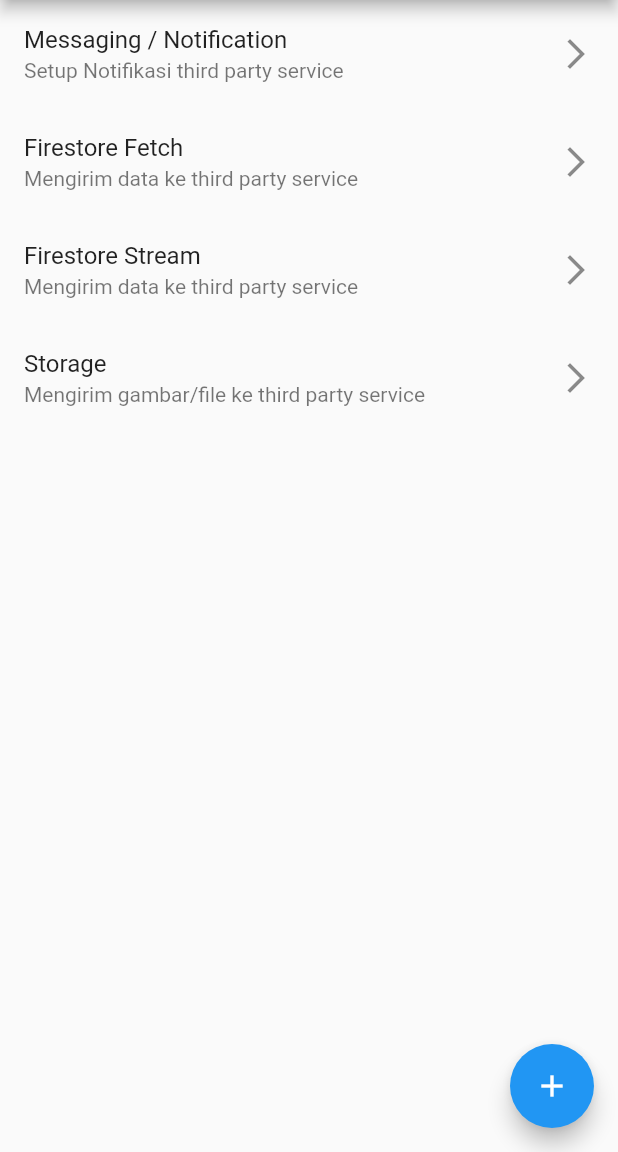
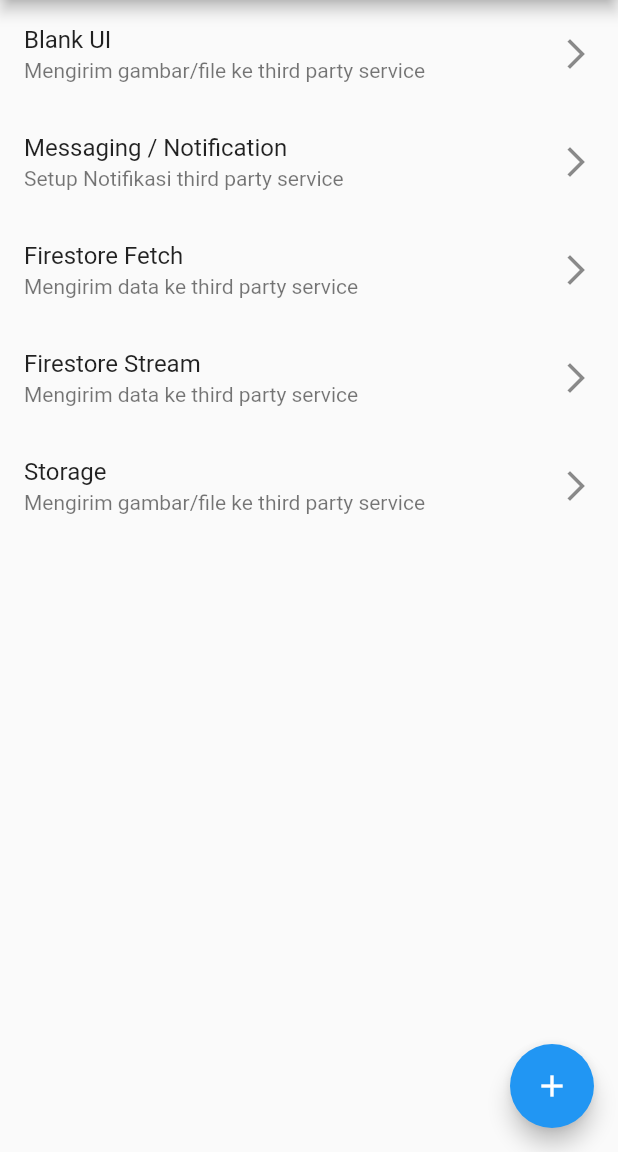
Before and after one commit to hamamulfz/edspert-firebase, a Flutter app: the screen it shows after launch, on a phone screen of 412 x 824 dp, the part 84-1236 px from its top. Run offline on Flutter 3.47's test engine with Material 2 defaults, Android fonts, the phone set to English and light mode, and no system bars; our stand-ins replace cloud_firestore, firebase_core, firebase_messaging, firebase_storage, flutter_local_notifications, get and 1 more; missing offline and left inert: new_package; accounts and stored records are empty.

```diff
--- a/lib/app.dart
+++ b/lib/app.dart
@@ -2,9 +2,13 @@ import 'package:firebase/app/modules/firestore/views/firestore_fetch.dart';
 import 'package:firebase/app/modules/firestore/views/firestore_stream.dart';
 import 'package:firebase/app/modules/firestore/views/firestore_view.dart';
 import 'package:firebase/app/modules/push_notif/views/push_notif_view.dart';
-import 'package:firebase/app/modules/storage/views/storage_view.dart';
+
 import 'package:flutter/material.dart';
 import 'package:get/get.dart';
+import 'package:new_package/new_package.dart';
+
+import 'app/modules/app_module/custom_method_blank_ui.dart';
+import 'app/modules/app_module/ourside_widget.dart';
 
 class MyApp extends StatelessWidget {
   const MyApp({super.key});
@@ -83,6 +87,19 @@ class _MyHomePageState extends State<MyHomePage> {
         child: Column(
           children: [
             ListTile(
+              title: Text("Blank UI"),
+              subtitle: Text("Mengirim gambar/file ke third party service"),
+              trailing: Icon(Icons.arrow_forward_ios),
+              onTap: () {
+                Get.to(
+                  BlankUI(),
+                  // CustomMethodBlankUI()
+                  // OutsideWidgetCall(),
+                  // binding: Bul
+                );
+              },
+            ),
+            ListTile(
               title: Text("Messaging / Notification"),
               subtitle: Text("Setup Notifikasi third party service"),
               trailing: Icon(Icons.arrow_forward_ios),
@@ -121,11 +138,11 @@ class _MyHomePageState extends State<MyHomePage> {
               trailing: Icon(Icons.arrow_forward_ios),
               onTap: () {
                 Get.to(
-                  StorageView(),
+                  FirestoreStream(),
                   // binding: Bul
                 );
               },
-            )
+            ),
           ],
         ),
       ),
--- /dev/null
+++ b/lib/app/modules/app_module/custom_method_blank_ui.dart
@@ -0,0 +1,21 @@
+import 'package:flutter/material.dart';
+import 'package:flutter/src/widgets/container.dart';
+import 'package:flutter/src/widgets/framework.dart';
+import 'package:new_package/blank_ui.dart';
+
+class CustomMethodBlankUI extends BlankUI {
+  CustomMethodBlankUI({super.key});
+
+  @override
+  Widget buildBody() {
+    // TODO: implement buildBody
+    return Text("Halo, ini blank UI di edit");
+  }
+
+  @override
+  // TODO: implement appBar
+  AppBar get appBar => AppBar(
+    title: Text("New Title"),
+    backgroundColor: Colors.red,
+  );
+}
--- a/lib/app/modules/firestore/models/chat_item.dart
+++ b/lib/app/modules/firestore/models/chat_item.dart
@@ -2,11 +2,13 @@ class ChatItem {
   final String content;
   final int id;
   final String name;
+  String? image;
   bool? isSender;
   final bool isTutor;
   final DateTime dateTime;
 
   ChatItem({
+    this.image,
     required this.content,
     required this.id,
     required this.name,
--- a/lib/app/modules/firestore/views/firestore_fetch.dart
+++ b/lib/app/modules/firestore/views/firestore_fetch.dart
@@ -2,7 +2,7 @@ import 'package:flutter/material.dart';
 import 'package:get/get.dart';
 
 import '../controllers/firestore_controller.dart';
-import '../widgets/chat_item.dart';
+import '../widgets/chat_item_widget.dart';
 import '../widgets/input_chat.dart';
 
 /// C is a generic class can referred to other class based on assignment
--- a/pubspec.yaml
+++ b/pubspec.yaml
@@ -42,6 +42,8 @@ dependencies:
   get: ^4.6.5
   image_picker: ^0.8.6
   intl: ^0.17.0
+  new_package:
+    path: ../new_package
 
 dev_dependencies:
   flutter_test:
```
Also changed, not shown: lib/app/modules/app_module/ourside_widget.dart (added, +13 -0 lines), lib/app/modules/firestore/controllers/firestore_controller.dart (+10 -4 lines), lib/app/modules/firestore/views/firestore_stream.dart (+10 -4 lines), lib/app/modules/firestore/widgets/chat_item_widget.dart (renamed from lib/app/modules/firestore/widgets/chat_item.dart, +22 -7 lines), lib/app/modules/storage/bindings/storage_binding.dart (deleted, +0 -12 lines), lib/app/modules/storage/controllers/storage_controller.dart (deleted, +0 -11 lines), lib/app/modules/storage/views/storage_view.dart (deleted, +0 -24 lines), pubspec.lock.
